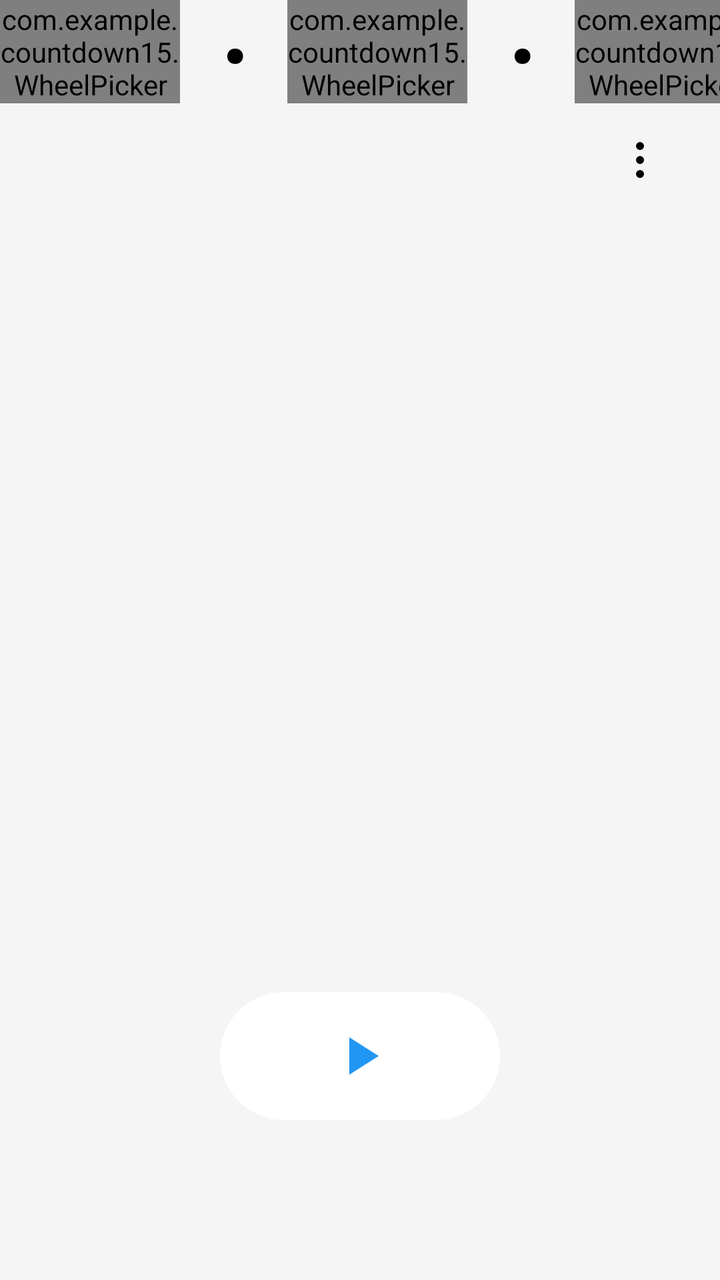
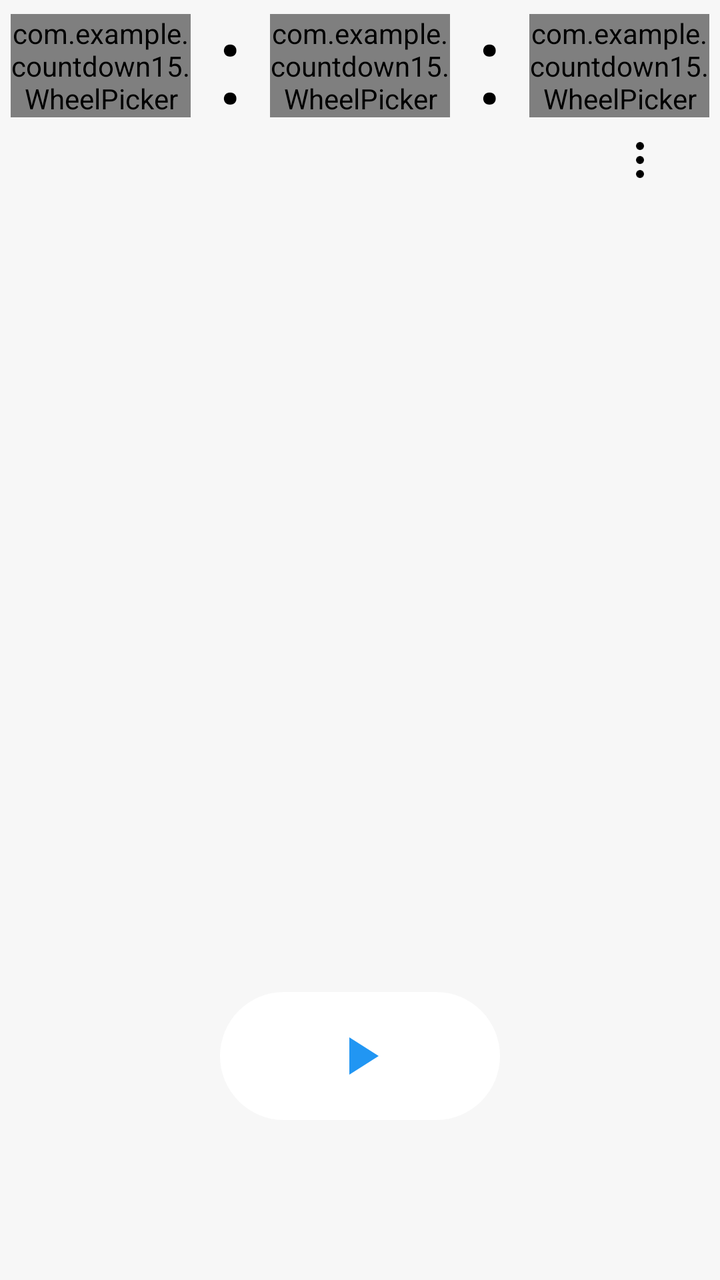

Screens rendered from an Android XML layout before and after an edit, with the pre-edit source and the edit as a unified diff.
<!-- AndroidManifest.xml: application theme AppTheme -->
<!-- res/layout/activity_main.xml -->
<?xml version="1.0" encoding="utf-8"?>
<FrameLayout xmlns:android="http://schemas.android.com/apk/res/android"
    xmlns:app="http://schemas.android.com/apk/res-auto"
    android:id="@+id/rootLayout"
    android:layout_width="match_parent"
    android:layout_height="match_parent"
    android:background="#F5F5F5">

    <TextView
        android:id="@+id/tvTimer"
        android:layout_width="wrap_content"
        android:layout_height="wrap_content"
        android:layout_gravity="center"
        android:textColor="#000000"
        android:textSize="72sp"
        android:textStyle="bold"
        android:visibility="gone" />

    <LinearLayout
        android:id="@+id/timePickerLayout"
        android:layout_width="wrap_content"
        android:layout_height="wrap_content"
        android:layout_gravity="top|center_horizontal"
        android:orientation="horizontal"
        android:gravity="center_vertical"
        android:clipChildren="false"
        android:clipToPadding="false">

        <com.example.countdown15.WheelPicker
            android:id="@+id/npHour"
            android:layout_width="90dp"
            android:layout_height="wrap_content"
            android:clickable="true"
            android:focusable="true"
            app:wp_minValue="0"
            app:wp_maxValue="23"
            app:wp_value="0"
            app:wp_wrap="true"
            app:wp_visibleCount="5"
            app:wp_textSize="56sp" />

        <TextView
            android:id="@+id/colon1"
            android:layout_width="wrap_content"
            android:layout_height="44dp"
            android:gravity="center"
            android:text=":"
            android:textColor="#000000"
            android:textSize="56sp"
            android:textStyle="bold"
            android:fontFamily="@font/robotoregular"
            android:includeFontPadding="false"
            android:layout_marginHorizontal="20dp" />

        <com.example.countdown15.WheelPicker
            android:id="@+id/npMinute"
            android:layout_width="90dp"
            android:layout_height="wrap_content"
            android:clickable="true"
            android:focusable="true"
            app:wp_minValue="0"
            app:wp_maxValue="59"
            app:wp_value="0"
            app:wp_wrap="true"
            app:wp_visibleCount="5"
            app:wp_textSize="56sp" />

        <TextView
            android:id="@+id/colon2"
            android:layout_width="wrap_content"
            android:layout_height="44dp"
            android:gravity="center"
            android:text=":"
            android:textColor="#000000"
            android:textSize="56sp"
            android:textStyle="bold"
            android:fontFamily="@font/robotoregular"
            android:includeFontPadding="false"
            android:layout_marginHorizontal="20dp" />

        <com.example.countdown15.WheelPicker
            android:id="@+id/npSecond"
            android:layout_width="90dp"
            android:layout_height="wrap_content"
            android:clickable="true"
            android:focusable="true"
            app:wp_minValue="0"
            app:wp_maxValue="59"
            app:wp_value="15"
            app:wp_wrap="true"
            app:wp_visibleCount="5"
            app:wp_textSize="56sp" />

    </LinearLayout>

    <FrameLayout
        android:id="@+id/btnStart"
        android:layout_width="140dp"
        android:layout_height="64dp"
        android:layout_gravity="bottom|center_horizontal"
        android:layout_marginBottom="80dp"
        android:background="@drawable/bg_circle_button"
        android:clickable="true"
        android:focusable="true">

        <ImageView
            android:layout_width="32dp"
            android:layout_height="32dp"
            android:layout_gravity="center"
            android:src="@drawable/ic_play"
            android:contentDescription="开始" />

    </FrameLayout>

    <FrameLayout
        android:id="@+id/btnStop"
        android:layout_width="140dp"
        android:layout_height="64dp"
        android:layout_gravity="bottom|center_horizontal"
        android:layout_marginBottom="80dp"
        android:background="@drawable/bg_circle_button"
        android:clickable="true"
        android:focusable="true"
        android:visibility="gone">

        <ImageView
            android:layout_width="28dp"
            android:layout_height="28dp"
            android:layout_gravity="center"
            android:src="@drawable/ic_stop"
            android:contentDescription="停止" />

    </FrameLayout>

    <ImageView
        android:id="@+id/btnMenu"
        android:layout_width="48dp"
        android:layout_height="48dp"
        android:layout_gravity="top|end"
        android:layout_marginTop="56dp"
        android:layout_marginEnd="16dp"
        android:padding="12dp"
        android:src="@drawable/ic_more"
        android:background="?android:attr/selectableItemBackgroundBorderless"
        android:contentDescription="更多" />

    <View
        android:id="@+id/menuMask"
        android:layout_width="match_parent"
        android:layout_height="match_parent"
        android:background="#66000000"
        android:visibility="gone"
        android:clickable="true"
        android:focusable="true" />

</FrameLayout>
<!-- resources referenced by this layout -->
<resources>
  <!-- drawable bg_circle_button (drawable) -->
  <?xml version="1.0" encoding="utf-8"?>
  <shape xmlns:android="http://schemas.android.com/apk/res/android"
      android:shape="rectangle">
      <solid android:color="#FFFFFF" />
      <corners android:radius="32dp" />
  </shape>
  <!-- drawable ic_more (drawable) -->
  <?xml version="1.0" encoding="utf-8"?>
  
  <vector xmlns:android="http://schemas.android.com/apk/res/android"
      android:width="24dp"
      android:height="24dp"
      android:viewportWidth="24"
      android:viewportHeight="24">
      <path
          android:fillColor="#000000"
          android:pathData="M12,5m-2,0a2,2 0,1 1,4 0a2,2 0,1 1,-4 0" />
      <path
          android:fillColor="#000000"
          android:pathData="M12,12m-2,0a2,2 0,1 1,4 0a2,2 0,1 1,-4 0" />
      <path
          android:fillColor="#000000"
          android:pathData="M12,19m-2,0a2,2 0,1 1,4 0a2,2 0,1 1,-4 0" />
  </vector>
  <!-- drawable ic_play (drawable) -->
  <?xml version="1.0" encoding="utf-8"?>
  <vector xmlns:android="http://schemas.android.com/apk/res/android"
      android:width="24dp"
      android:height="24dp"
      android:viewportWidth="24"
      android:viewportHeight="24">
      <path
          android:fillColor="#2196F3"
          android:pathData="M8,5v14l11,-7z" />
  </vector>
  <!-- drawable ic_stop (drawable) -->
  <?xml version="1.0" encoding="utf-8"?>
  <vector xmlns:android="http://schemas.android.com/apk/res/android"
      android:width="24dp"
      android:height="24dp"
      android:viewportWidth="24"
      android:viewportHeight="24">
      <path
          android:fillColor="#F44336"
          android:pathData="M6,6h12v12h-12z" />
  </vector>
  <style name="AppTheme" parent="Theme.AppCompat.Light.NoActionBar">
          <item name="android:windowBackground">#F5F5F5</item>
          <item name="android:textColorPrimary">#000000</item>
          <item name="android:textColorSecondary">#AAAAAA</item>
          <item name="colorAccent">#2196F3</item>
          <item name="android:windowTranslucentStatus">true</item>
          <item name="android:statusBarColor">@android:color/transparent</item>
          <item name="android:windowLightStatusBar">true</item>
      </style>
</resources>

<!-- the commit's change to res/layout/activity_main.xml (unified diff, before → after) -->
@@ -1,20 +1,75 @@
-<?xml version="1.0" encoding="utf-8"?>
+﻿<?xml version="1.0" encoding="utf-8"?>
 <FrameLayout xmlns:android="http://schemas.android.com/apk/res/android"
     xmlns:app="http://schemas.android.com/apk/res-auto"
     android:id="@+id/rootLayout"
     android:layout_width="match_parent"
     android:layout_height="match_parent"
-    android:background="#F5F5F5">
-
-    <TextView
-        android:id="@+id/tvTimer"
-        android:layout_width="wrap_content"
-        android:layout_height="wrap_content"
-        android:layout_gravity="center"
-        android:textColor="#000000"
-        android:textSize="72sp"
-        android:textStyle="bold"
-        android:visibility="gone" />
+    android:background="#F7F7F7">
+
+    <FrameLayout
+        android:id="@+id/countdownLayout"
+        android:layout_width="match_parent"
+        android:layout_height="match_parent"
+        android:visibility="gone">
+
+        <com.example.countdown15.RingTimerView
+            android:id="@+id/ringView"
+            android:layout_width="match_parent"
+            android:layout_height="match_parent" />
+
+        <LinearLayout
+            android:id="@+id/timerRow"
+            android:layout_width="wrap_content"
+            android:layout_height="wrap_content"
+            android:layout_gravity="center"
+            android:gravity="center_vertical"
+            android:orientation="horizontal"
+            android:clipChildren="false"
+            android:clipToPadding="false">
+
+            <TextView
+                android:id="@+id/tvHour"
+                android:layout_width="wrap_content"
+                android:layout_height="wrap_content"
+                android:includeFontPadding="false"
+                android:textColor="#000000"
+                android:textSize="56sp" />
+
+            <TextView
+                android:id="@+id/tvColon1"
+                android:layout_width="wrap_content"
+                android:layout_height="wrap_content"
+                android:includeFontPadding="false"
+                android:text=":"
+                android:textColor="#000000"
+                android:textSize="56sp" />
+
+            <TextView
+                android:id="@+id/tvMinute"
+                android:layout_width="wrap_content"
+                android:layout_height="wrap_content"
+                android:includeFontPadding="false"
+                android:textColor="#000000"
+                android:textSize="56sp" />
+
+            <TextView
+                android:id="@+id/tvColon2"
+                android:layout_width="wrap_content"
+                android:layout_height="wrap_content"
+                android:includeFontPadding="false"
+                android:text=":"
+                android:textColor="#000000"
+                android:textSize="56sp" />
+
+            <TextView
+                android:id="@+id/tvSecond"
+                android:layout_width="wrap_content"
+                android:layout_height="wrap_content"
+                android:includeFontPadding="false"
+                android:textColor="#000000"
+                android:textSize="56sp" />
+        </LinearLayout>
+    </FrameLayout>
 
     <LinearLayout
         android:id="@+id/timePickerLayout"
@@ -42,15 +97,14 @@
         <TextView
             android:id="@+id/colon1"
             android:layout_width="wrap_content"
-            android:layout_height="44dp"
+            android:layout_height="wrap_content"
             android:gravity="center"
             android:text=":"
             android:textColor="#000000"
             android:textSize="56sp"
-            android:textStyle="bold"
             android:fontFamily="@font/robotoregular"
             android:includeFontPadding="false"
-            android:layout_marginHorizontal="20dp" />
+            android:layout_marginHorizontal="13dp" />
 
         <com.example.countdown15.WheelPicker
             android:id="@+id/npMinute"
@@ -68,15 +122,14 @@
         <TextView
             android:id="@+id/colon2"
             android:layout_width="wrap_content"
-            android:layout_height="44dp"
+            android:layout_height="wrap_content"
             android:gravity="center"
             android:text=":"
             android:textColor="#000000"
             android:textSize="56sp"
-            android:textStyle="bold"
             android:fontFamily="@font/robotoregular"
             android:includeFontPadding="false"
-            android:layout_marginHorizontal="20dp" />
+            android:layout_marginHorizontal="13dp" />
 
         <com.example.countdown15.WheelPicker
             android:id="@+id/npSecond"
<!-- resource entries referenced after the edit -->
@@ -48,7 +48,7 @@
           android:pathData="M6,6h12v12h-12z" />
   </vector>
   <style name="AppTheme" parent="Theme.AppCompat.Light.NoActionBar">
-          <item name="android:windowBackground">#F5F5F5</item>
+          <item name="android:windowBackground">#F7F7F7</item>
           <item name="android:textColorPrimary">#000000</item>
           <item name="android:textColorSecondary">#AAAAAA</item>
           <item name="colorAccent">#2196F3</item>
